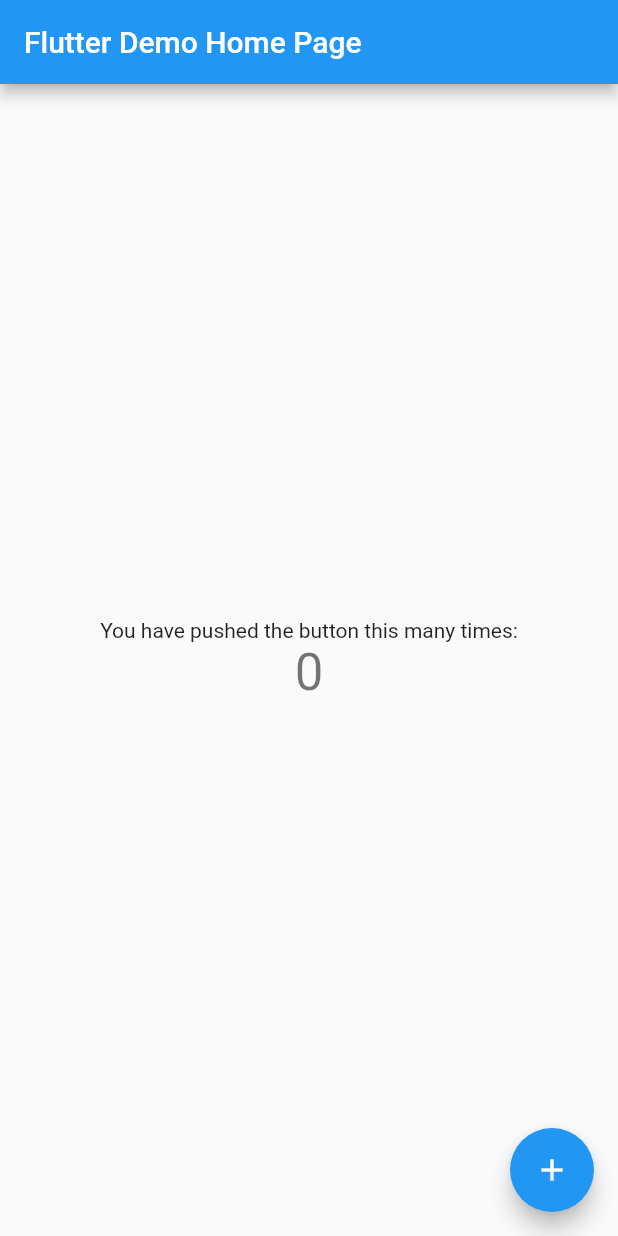
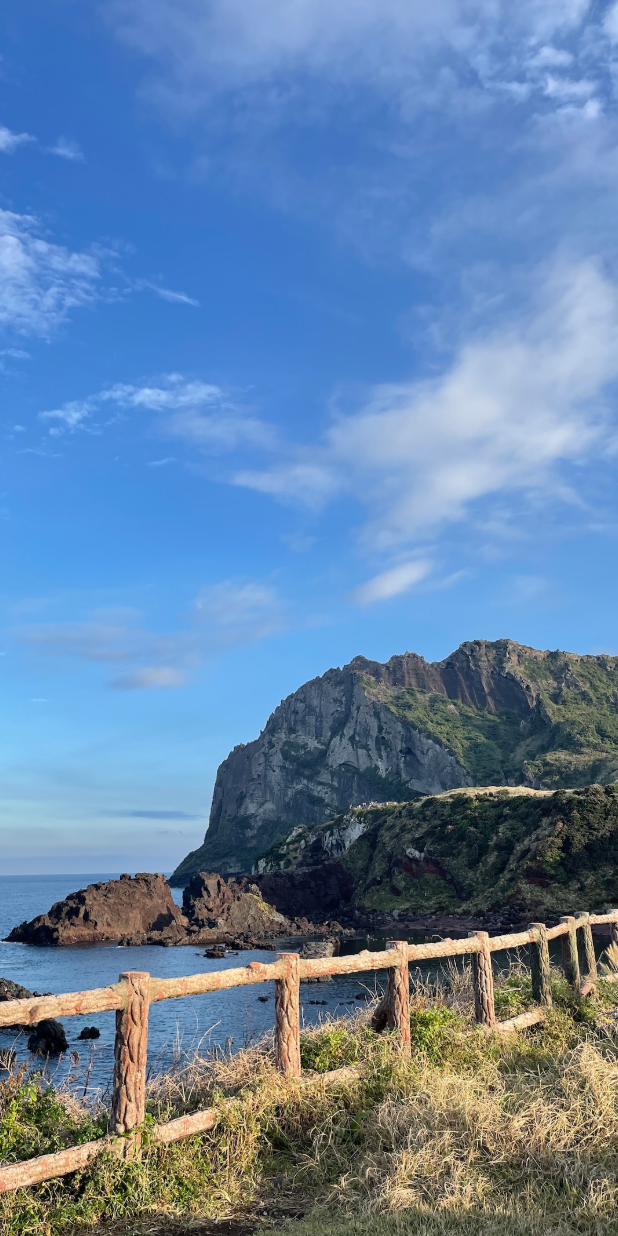
Before and after one commit to jyryuitpro/image_carousel, a Flutter app: the screen it shows after launch, on a phone screen of 412 x 824 dp. Run offline on Flutter 3.47's test engine with Material 2 defaults, Android fonts, the phone set to English and light mode, and no system bars.

```diff
--- a/lib/main.dart
+++ b/lib/main.dart
@@ -1,115 +1,10 @@
 import 'package:flutter/material.dart';
+import 'package:image_carousel/screen/home_screen.dart';
 
 void main() {
-  runApp(const MyApp());
+  runApp(
+    MaterialApp(
+      home: HomeScreen(),
+    ),
+  );
 }
-
-class MyApp extends StatelessWidget {
-  const MyApp({Key? key}) : super(key: key);
-
-  // This widget is the root of your application.
-  @override
-  Widget build(BuildContext context) {
-    return MaterialApp(
-      title: 'Flutter Demo',
-      theme: ThemeData(
-        // This is the theme of your application.
-        //
-        // Try running your application with "flutter run". You'll see the
-        // application has a blue toolbar. Then, without quitting the app, try
-        // changing the primarySwatch below to Colors.green and then invoke
-        // "hot reload" (press "r" in the console where you ran "flutter run",
-        // or simply save your changes to "hot reload" in a Flutter IDE).
-        // Notice that the counter didn't reset back to zero; the application
-        // is not restarted.
-        primarySwatch: Colors.blue,
-      ),
-      home: const MyHomePage(title: 'Flutter Demo Home Page'),
-    );
-  }
-}
-
-class MyHomePage extends StatefulWidget {
-  const MyHomePage({Key? key, required this.title}) : super(key: key);
-
-  // This widget is the home page of your application. It is stateful, meaning
-  // that it has a State object (defined below) that contains fields that affect
-  // how it looks.
-
-  // This class is the configuration for the state. It holds the values (in this
-  // case the title) provided by the parent (in this case the App widget) and
-  // used by the build method of the State. Fields in a Widget subclass are
-  // always marked "final".
-
-  final String title;
-
-  @override
-  State<MyHomePage> createState() => _MyHomePageState();
-}
-
-class _MyHomePageState extends State<MyHomePage> {
-  int _counter = 0;
-
-  void _incrementCounter() {
-    setState(() {
-      // This call to setState tells the Flutter framework that something has
-      // changed in this State, which causes it to rerun the build method below
-      // so that the display can reflect the updated values. If we changed
-      // _counter without calling setState(), then the build method would not be
-      // called again, and so nothing would appear to happen.
-      _counter++;
-    });
-  }
-
-  @override
-  Widget build(BuildContext context) {
-    // This method is rerun every time setState is called, for instance as done
-    // by the _incrementCounter method above.
-    //
-    // The Flutter framework has been optimized to make rerunning build methods
-    // fast, so that you can just rebuild anything that needs updating rather
-    // than having to individually change instances of widgets.
-    return Scaffold(
-      appBar: AppBar(
-        // Here we take the value from the MyHomePage object that was created by
-        // the App.build method, and use it to set our appbar title.
-        title: Text(widget.title),
-      ),
-      body: Center(
-        // Center is a layout widget. It takes a single child and positions it
-        // in the middle of the parent.
-        child: Column(
-          // Column is also a layout widget. It takes a list of children and
-          // arranges them vertically. By default, it sizes itself to fit its
-          // children horizontally, and tries to be as tall as its parent.
-          //
-          // Invoke "debug painting" (press "p" in the console, choose the
-          // "Toggle Debug Paint" action from the Flutter Inspector in Android
-          // Studio, or the "Toggle Debug Paint" command in Visual Studio Code)
-          // to see the wireframe for each widget.
-          //
-          // Column has various properties to control how it sizes itself and
-          // how it positions its children. Here we use mainAxisAlignment to
-          // center the children vertically; the main axis here is the vertical
-          // axis because Columns are vertical (the cross axis would be
-          // horizontal).
-          mainAxisAlignment: MainAxisAlignment.center,
-          children: <Widget>[
-            const Text(
-              'You have pushed the button this many times:',
-            ),
-            Text(
-              '$_counter',
-              style: Theme.of(context).textTheme.headline4,
-            ),
-          ],
-        ),
-      ),
-      floatingActionButton: FloatingActionButton(
-        onPressed: _incrementCounter,
-        tooltip: 'Increment',
-        child: const Icon(Icons.add),
-      ), // This trailing comma makes auto-formatting nicer for build methods.
-    );
-  }
-}
--- /dev/null
+++ b/lib/screen/home_screen.dart
@@ -0,0 +1,46 @@
+import 'package:flutter/material.dart';
+
+class HomeScreen extends StatefulWidget {
+  const HomeScreen({Key? key}) : super(key: key);
+
+  @override
+  State<HomeScreen> createState() => _HomeScreenState();
+}
+
+class _HomeScreenState extends State<HomeScreen> {
+  @override
+  Widget build(BuildContext context) {
+    return Scaffold(
+      body: PageView(
+        children: [1, 2, 3, 4, 5].map(
+          (e) => Image.asset(
+            'asset/img/image_$e.jpeg',
+            fit: BoxFit.cover,
+          ),
+        ).toList(),
+        // children: [
+        // Image.asset(
+        //   'asset/img/image_1.jpeg',
+        //   fit: BoxFit.cover,
+        // ),
+        // Image.asset(
+        //   'asset/img/image_2.jpeg',
+        //   fit: BoxFit.cover,
+        // ),
+        // Image.asset(
+        //   'asset/img/image_3.jpeg',
+        //   fit: BoxFit.cover,
+        // ),
+        // Image.asset(
+        //   'asset/img/image_4.jpeg',
+        //   fit: BoxFit.cover,
+        // ),
+        // Image.asset(
+        //   'asset/img/image_5.jpeg',
+        //   fit: BoxFit.cover,
+        // ),
+        // ],
+      ),
+    );
+  }
+}
--- a/pubspec.yaml
+++ b/pubspec.yaml
@@ -57,6 +57,8 @@ flutter:
   # the material Icons class.
   uses-material-design: true
 
+  assets:
+    - asset/img/
   # To add assets to your application, add an assets section, like this:
   # assets:
   #   - images/a_dot_burr.jpeg
```
Also changed, not shown: asset/img/image_1.jpeg (added), asset/img/image_2.jpeg (added), asset/img/image_3.jpeg (added), asset/img/image_4.jpeg (added), asset/img/image_5.jpeg (added).
